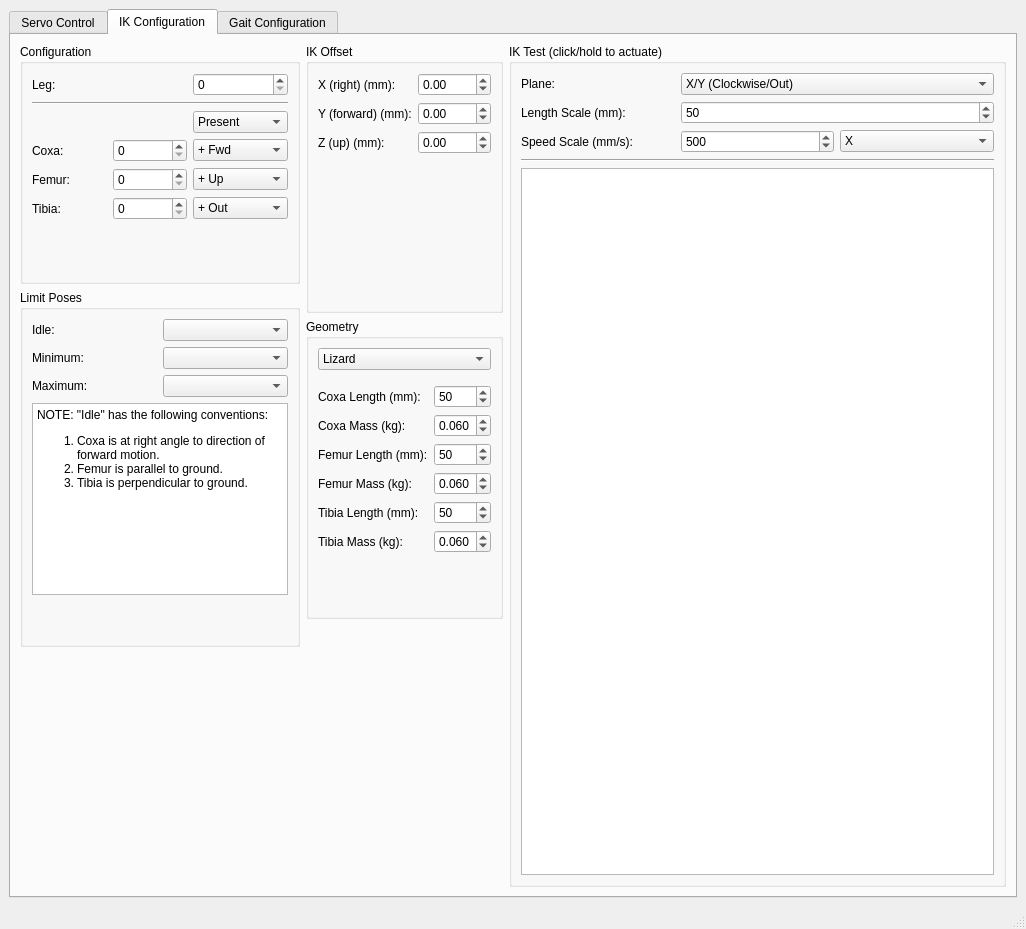
Old version of the form legtool/legtool_main_window.ui in the repository mjbots/mjmech.
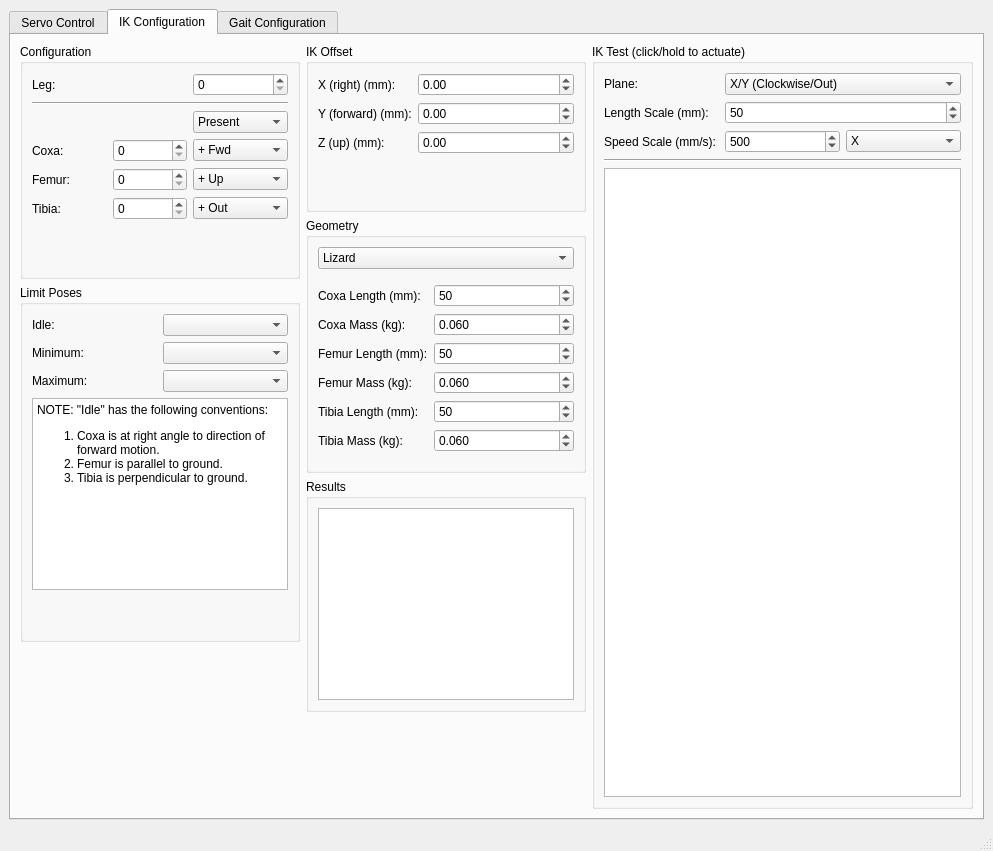
New version of the form. The open tabs and pages were chosen to show the change.

Commit message: legtool: Display the results of any IK calculations in a new text edit.

What changed in the file:
```diff
--- a/legtool/legtool_main_window.ui
+++ b/legtool/legtool_main_window.ui
@@ -6,8 +6,8 @@
    <rect>
     <x>0</x>
     <y>0</y>
-    <width>1026</width>
-    <height>929</height>
+    <width>993</width>
+    <height>838</height>
    </rect>
   </property>
   <property name="windowTitle">
@@ -520,7 +520,7 @@
          </layout>
         </item>
         <item>
-         <layout class="QVBoxLayout" name="verticalLayout_6">
+         <layout class="QVBoxLayout" name="verticalLayout_15">
           <item>
            <widget class="QGroupBox" name="groupBox_3">
             <property name="title">
@@ -599,7 +599,7 @@
             <property name="minimumSize">
              <size>
               <width>0</width>
-              <height>300</height>
+              <height>0</height>
              </size>
             </property>
             <property name="title">
@@ -901,8 +901,8 @@
                </property>
                <property name="sizeHint" stdset="0">
                 <size>
-                 <width>53</width>
-                 <height>40</height>
+                 <width>50</width>
+                 <height>0</height>
                 </size>
                </property>
               </spacer>
@@ -910,6 +910,18 @@
             </layout>
            </widget>
           </item>
+          <item>
+           <widget class="QGroupBox" name="groupBox_2">
+            <property name="title">
+             <string>Results</string>
+            </property>
+            <layout class="QVBoxLayout" name="verticalLayout_6">
+             <item>
+              <widget class="QTextEdit" name="resultsEdit"/>
+             </item>
+            </layout>
+           </widget>
+          </item>
           <item>
            <spacer name="verticalSpacer_7">
             <property name="orientation">
@@ -918,7 +930,7 @@
             <property name="sizeHint" stdset="0">
              <size>
               <width>20</width>
-              <height>40</height>
+              <height>0</height>
              </size>
             </property>
            </spacer>
```
Left out of the diff: 6 changed lines with no effect on the pictures. The commit also changes 1 other file.
